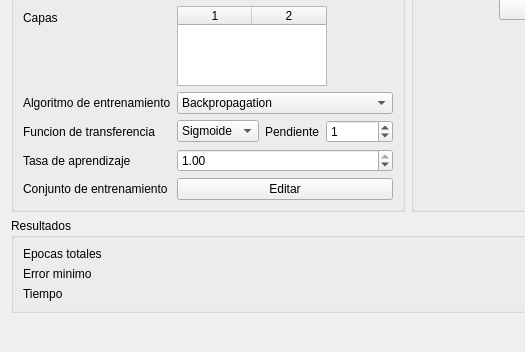
varpercl/INSYDE, file mlptrainingdialog.ui: the form before one commit; both pictures show x 0 to 525 and y 100 to 452 of the 722 by 452 pixel window.
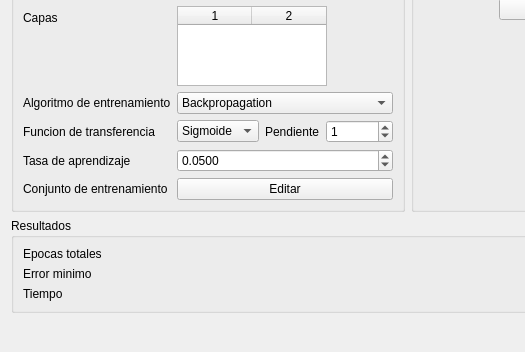
The form after the commit.

```diff
--- a/mlptrainingdialog.ui
+++ b/mlptrainingdialog.ui
@@ -115,11 +115,14 @@
           </item>
           <item row="5" column="1">
            <widget class="QDoubleSpinBox" name="sbLearningRate">
+            <property name="decimals">
+             <number>4</number>
+            </property>
             <property name="maximum">
              <double>1.000000000000000</double>
             </property>
             <property name="value">
-             <double>1.000000000000000</double>
+             <double>0.050000000000000</double>
             </property>
            </widget>
           </item>
```
